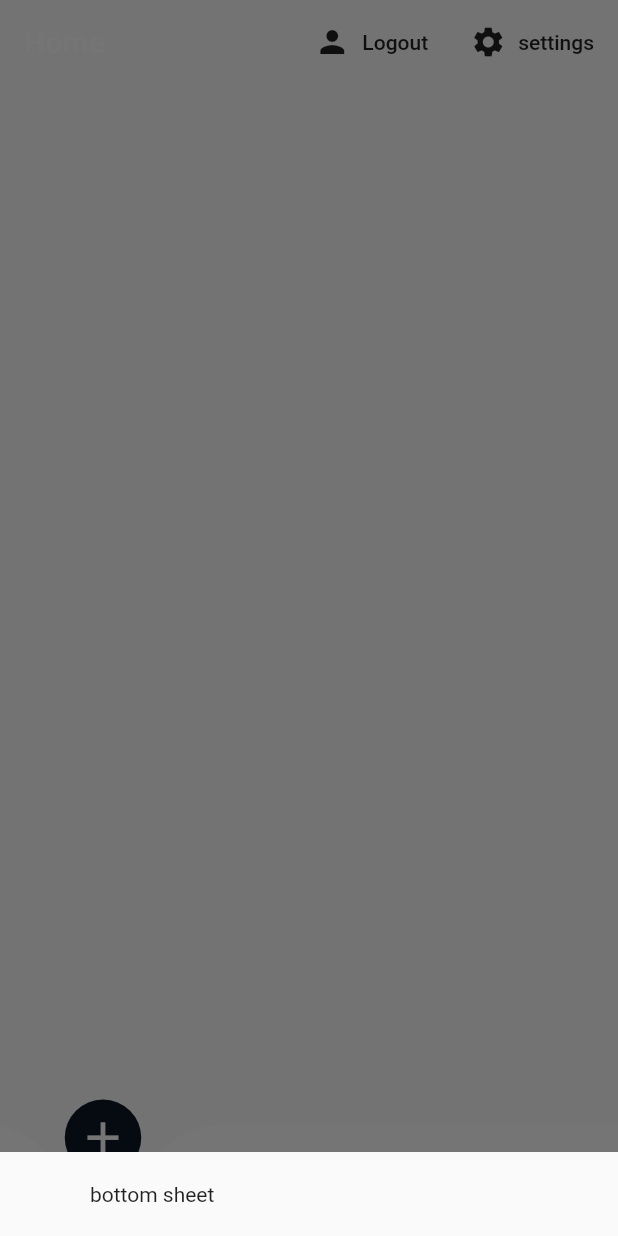
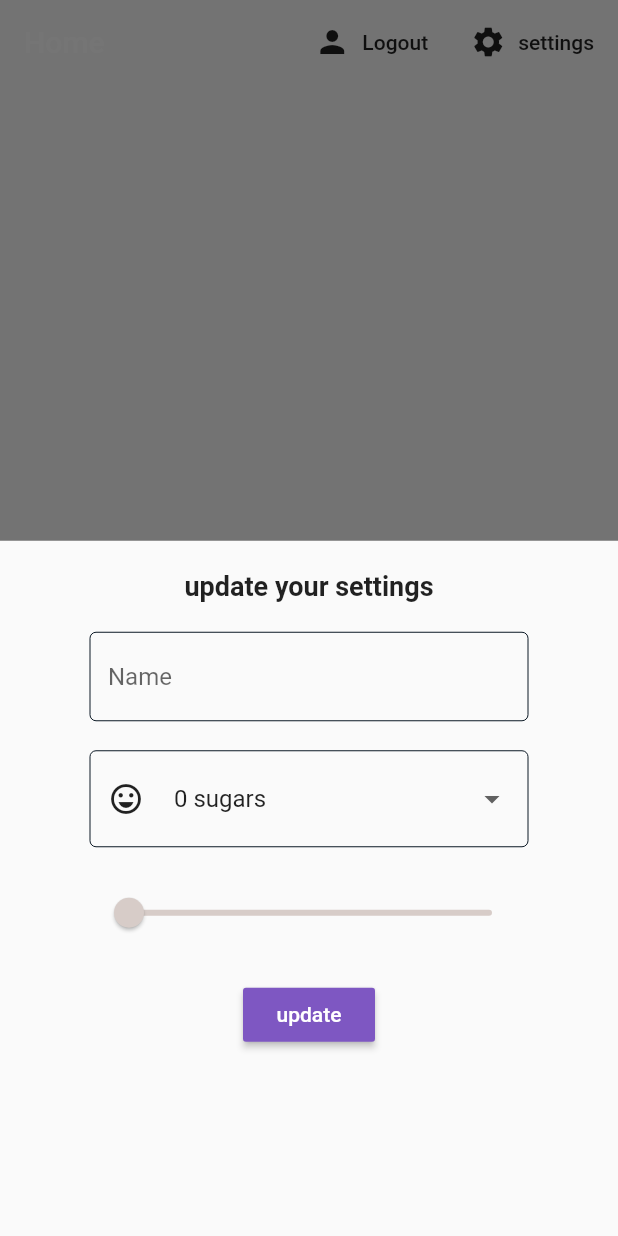
Before and after one commit to nouhben/ibooxy, a Flutter app: the screen it shows once a user with an empty profile is signed in, after a tap on "settings", on a phone screen of 412 x 824 dp. Run offline on Flutter 3.47's test engine with Material 2 defaults, Android fonts, the phone set to English and light mode, and no system bars; drawn by our look-alikes of curved_navigation_bar; our stand-ins replace cloud_firestore, firebase_auth, flutter_spinkit; accounts and stored records are empty.

Commit message:
adding the slider and make the color of the strentg dynamiclay changing

```diff
--- a/lib/screens/home/home.dart
+++ b/lib/screens/home/home.dart
@@ -2,6 +2,7 @@ import 'package:curved_navigation_bar/curved_navigation_bar.dart';
 import 'package:flutter/material.dart';
 import 'package:ibooxy/models/boox.dart';
 import 'package:ibooxy/screens/home/boox_list.dart';
+import 'package:ibooxy/screens/home/settings_form.dart';
 import 'package:ibooxy/services/auth.dart';
 
 import 'package:ibooxy/services/database.dart';
@@ -18,7 +19,7 @@ class Home extends StatelessWidget {
           builder: (context) {
             return Container(
               padding: EdgeInsets.symmetric(vertical: 20.0, horizontal: 60.0),
-              child: Text('bottom sheet'),
+              child: SettingsForm(),
             );
           });
     }
--- /dev/null
+++ b/lib/screens/home/settings_form.dart
@@ -0,0 +1,95 @@
+import 'package:flutter/material.dart';
+import 'package:ibooxy/util/constants.dart';
+
+class SettingsForm extends StatefulWidget {
+  @override
+  _SettingsFormState createState() => _SettingsFormState();
+}
+
+class _SettingsFormState extends State<SettingsForm> {
+  final _formKey = GlobalKey<FormState>();
+  final List<String> sugars = ['0', '1', '2', '3', '4']; //to be on the dropdown
+
+  String _currentName;
+  String _currentSugars; //['0', '1', '2', '3', '4']
+  int _currentStrength;
+
+  @override
+  Widget build(BuildContext context) {
+    return Form(
+      key: _formKey,
+      child: Column(
+        children: <Widget>[
+          Text(
+            'update your settings',
+            style: TextStyle(
+              fontSize: 18.0,
+              fontWeight: FontWeight.bold,
+            ),
+          ),
+          SizedBox(height: 20.0),
+          TextFormField(
+            decoration: textInputDecoration.copyWith(
+              hintText: 'Name',
+            ),
+            validator: (val) => val.isEmpty ? 'Please enter a name' : null,
+            onChanged: (val) => setState(
+              () => _currentName = val,
+            ),
+          ),
+          SizedBox(height: 20.0),
+
+          //dropdown
+          //map through the sugars's list and render each item to the dropdownFrom as an item
+          DropdownButtonFormField(
+            decoration: textInputDecoration,
+            value: _currentSugars ?? '0',
+            validator: (val) => val.isEmpty ? 'Choose how many sugars' : null,
+            items: sugars.map((sugar) {
+              return DropdownMenuItem(
+                value: sugar,
+                child: Row(
+                  children: <Widget>[
+                    Icon(Icons.sentiment_very_satisfied),
+                    SizedBox(width: 20.0),
+                    Text('$sugar sugars'),
+                  ],
+                ),
+              );
+            }).toList(),
+            onChanged: (val) {
+              setState(() => _currentSugars = val);
+            },
+          ),
+          SizedBox(height: 20.0),
+          //slider
+          Slider(
+            value: (_currentStrength ?? 100).toDouble(),
+            activeColor: Colors.brown[_currentStrength ?? 100],
+            inactiveColor: Colors.brown[_currentStrength ?? 100],
+            min: 100,
+            max: 900,
+            divisions: 8,
+            onChanged: (val) => setState(
+              () => _currentStrength = val.round(),
+            ),
+          ),
+          SizedBox(height: 20.0),
+          //submit button
+          RaisedButton(
+            onPressed: () async {
+              print(_currentName);
+              print(_currentStrength);
+              print(_currentSugars);
+            },
+            color: Colors.deepPurple[400],
+            child: Text(
+              'update',
+              style: TextStyle(color: Colors.white),
+            ),
+          ),
+        ],
+      ),
+    );
+  }
+}
--- a/lib/util/constants.dart
+++ b/lib/util/constants.dart
@@ -14,10 +14,10 @@ const textInputDecoration = InputDecoration(
   enabledBorder: OutlineInputBorder(
     borderSide: BorderSide(
       color: Color(0xff0B1824),
-      width: 1.0,
+      width: 0.0,
     ),
   ),
   focusedBorder: OutlineInputBorder(
-    borderSide: BorderSide(color: Color(0xff0B1824), width: 2.0),
+    borderSide: BorderSide(color: Color(0xff0B1824), width: 1.0),
   ),
 );
```
